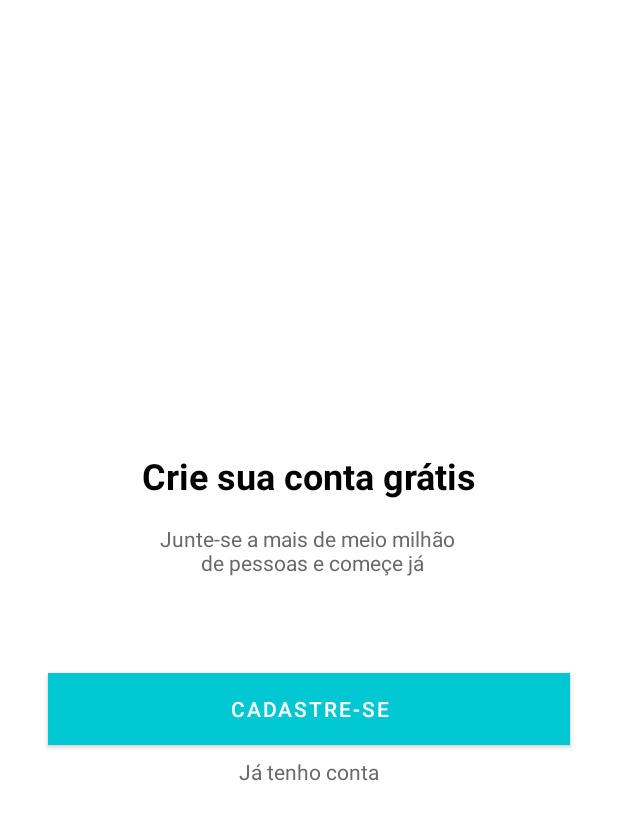
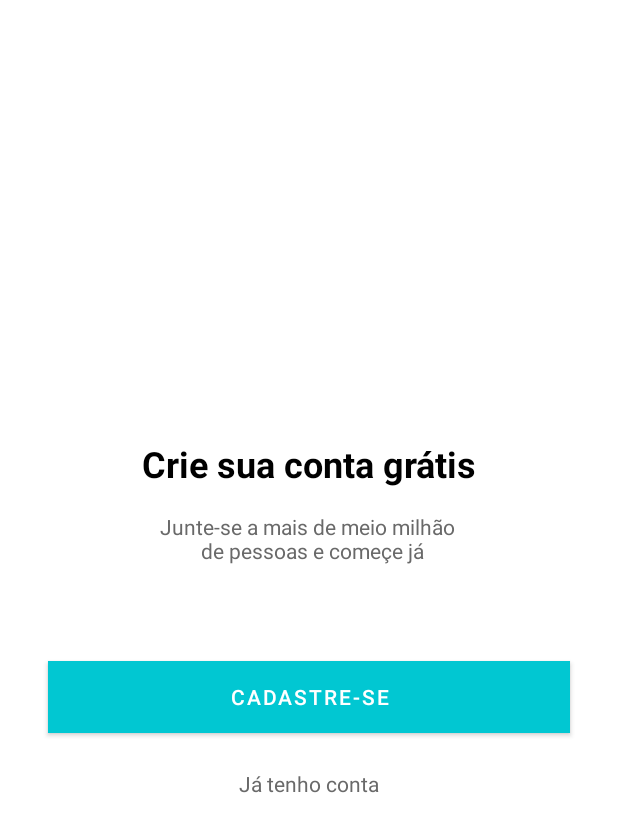
Before and after one commit to LorraneLobo/Organizze-clone, an Android app: the layout intro_cadastro.xml on its own in the app's theme, with its tools: preview values and no code run, on a phone screen of 412 x 824 dp. Shown: the top 832 px of the screen. Run offline under Robolectric (Android 15) with nearby library versions, the phone set to English and light mode, and no system bars.

Commit message:
Ajuste visual na tela de cadastro/login

```diff
--- a/app/src/main/res/layout/intro_cadastro.xml
+++ b/app/src/main/res/layout/intro_cadastro.xml
@@ -40,7 +40,7 @@
         android:layout_marginStart="32dp"
         android:layout_marginTop="32dp"
         android:layout_marginEnd="32dp"
-        android:layout_marginBottom="8dp"
+        android:layout_marginBottom="16dp"
         android:background="@color/colorPrimary"
         android:onClick="cadastrar"
         android:text="Cadastre-se"
@@ -54,6 +54,7 @@
         android:id="@+id/textCriarConta"
         android:layout_width="wrap_content"
         android:layout_height="wrap_content"
+        android:layout_marginTop="8dp"
         android:onClick="entrar"
         android:text="Já tenho conta"
         android:textColor="@color/darker_greygrey"
```
